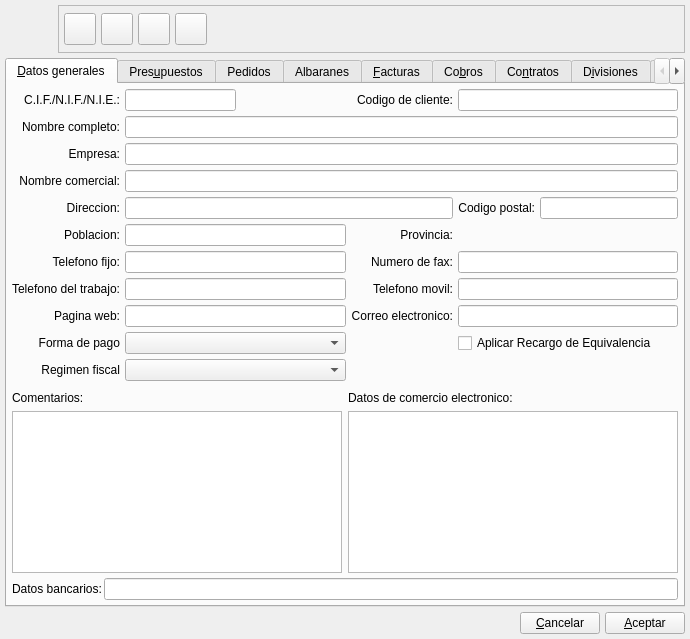
First picture: the form in bulmages/bulmafact/src/clientebase.ui, repository eboladev/Bulmages-1, before the edit.
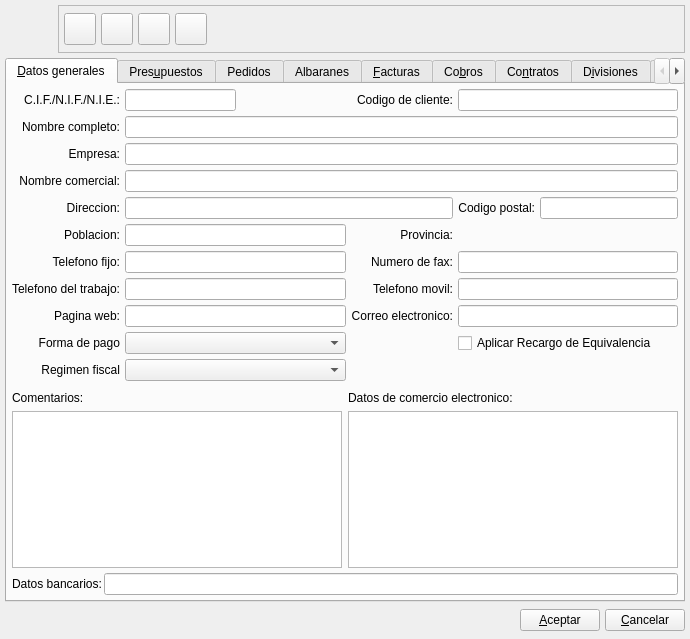
Second picture: the form after the edit. Icons and pictures are not drawn. Custom widgets are drawn as their Qt base class.

Patch:
```diff
--- a/bulmages/bulmafact/src/clientebase.ui
+++ b/bulmages/bulmafact/src/clientebase.ui
@@ -1117,19 +1117,12 @@
        </property>
        <property name="sizeHint" >
         <size>
-         <width>581</width>
-         <height>20</height>
+         <width>331</width>
+         <height>27</height>
         </size>
        </property>
       </spacer>
      </item>
-     <item>
-      <widget class="QPushButton" name="mui_cancelar" >
-       <property name="text" >
-        <string>&amp;Cancelar</string>
-       </property>
-      </widget>
-     </item>
      <item>
       <widget class="QPushButton" name="mui_aceptar" >
        <property name="text" >
@@ -1137,6 +1130,13 @@
        </property>
       </widget>
      </item>
+     <item>
+      <widget class="QPushButton" name="mui_cancelar" >
+       <property name="text" >
+        <string>&amp;Cancelar</string>
+       </property>
+      </widget>
+     </item>
     </layout>
    </item>
   </layout>
```
Left out of the diff: 22 changed lines with no effect on the pictures.
